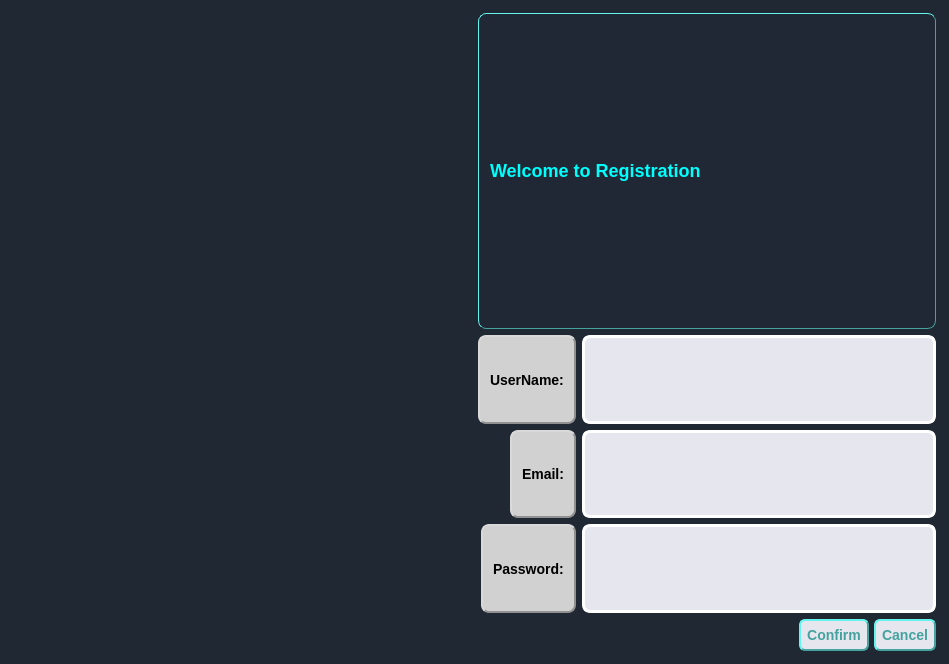
Above: ui/registr.ui from kiozet/TaskManagerWithAI before the change. Below: the same form after it.
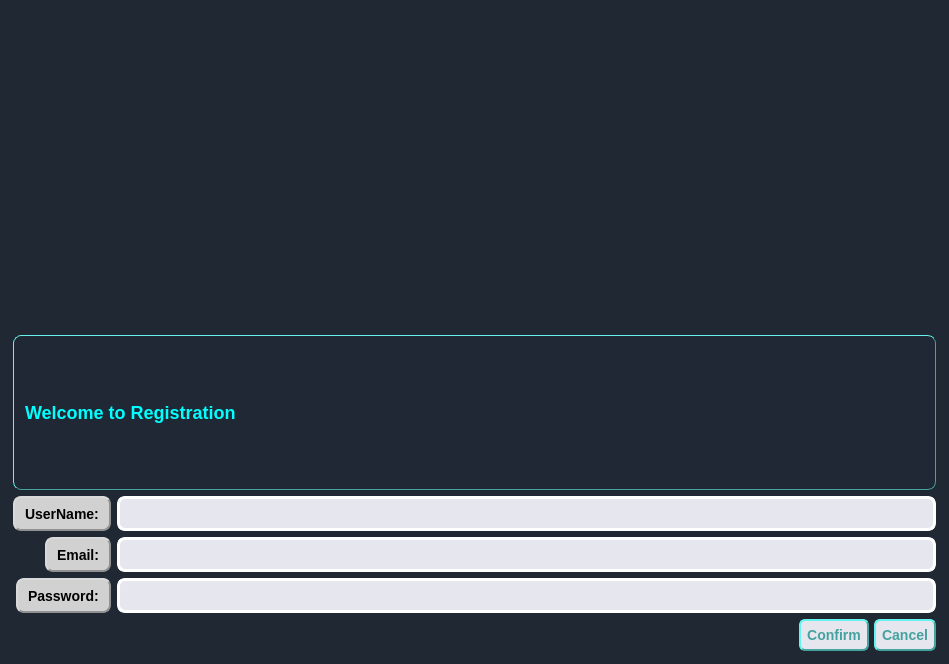
That is the form after the change.

Commit message: Edit placement of raccoon animation in registr.ui

What changed in the file:
```diff
--- a/ui/registr.ui
+++ b/ui/registr.ui
@@ -27,7 +27,7 @@
     background-color: #1F2833;
 }</string>
   </property>
-  <layout class="QHBoxLayout" name="horizontalLayout_2">
+  <layout class="QVBoxLayout" name="verticalLayout_2">
    <item>
     <widget class="QLabel" name="GIF">
      <property name="sizePolicy">
```
